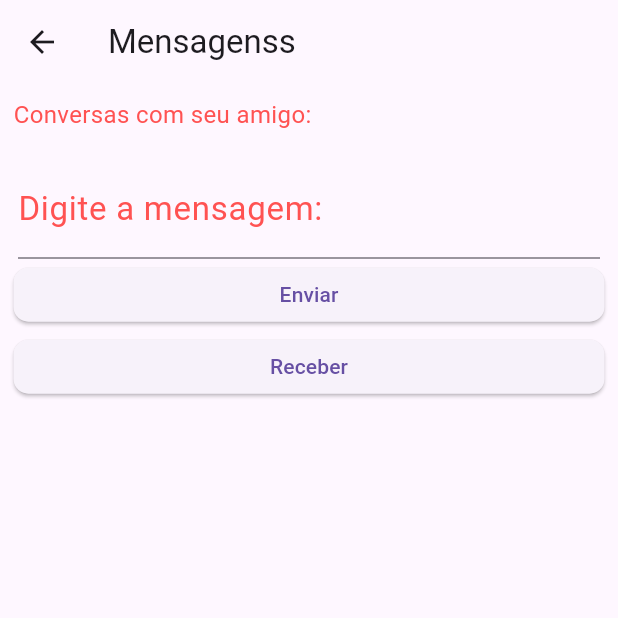
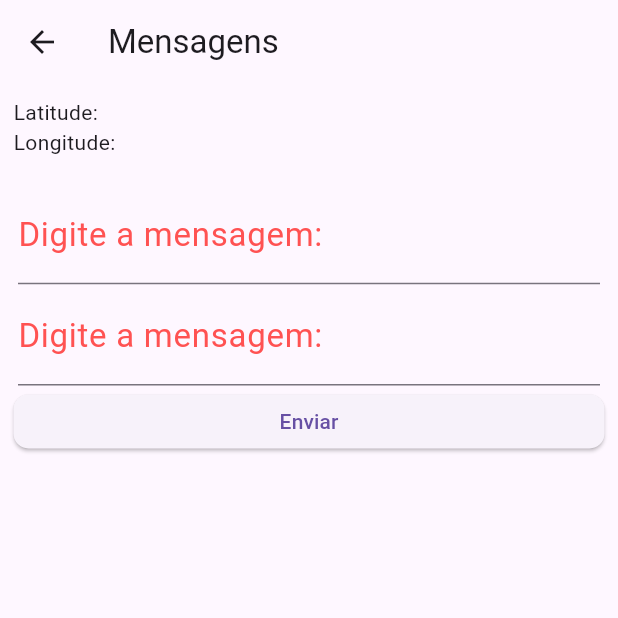
Before and after one commit to faelpower3d/Flutter-GPS, a Flutter app: the screen it shows after launch, after a tap on "Conversar", on a phone screen of 412 x 824 dp, the top half of it. Run offline on Flutter 3.47's test engine with Material 3 defaults, Android fonts, the phone set to English and light mode, and no system bars; our stand-ins replace cloud_firestore, firebase_core, geolocator; accounts and stored records are empty.

Commit message:
falta deixar automatico

```diff
--- a/lib/main.dart
+++ b/lib/main.dart
@@ -1,6 +1,6 @@
 import 'package:flutter/material.dart';
+import 'menuFirestore.dart';
 
-import 'menuFirestore.dart';
 
 
 void main() {
--- a/lib/mensagens/messagesFirestore.dart
+++ b/lib/mensagens/messagesFirestore.dart
@@ -1,103 +1,113 @@
+import 'package:flutter/material.dart';
 import 'package:cloud_firestore/cloud_firestore.dart';
 import 'package:firebase_core/firebase_core.dart';
-import 'package:flutter/material.dart';
-import 'package:gps/models/mensagens.dart';
+import 'package:geolocator/geolocator.dart';
 import '../nossowidget/widget_input.dart';
 import '../nossowidget/widget_text_custom.dart';
 import '../nossowidget/widget_button_custom.dart';
+import 'package:gps/models/mensagens.dart';
 
 class MensagensFirestore extends StatefulWidget {
-String user;
-String friend;
-MensagensFirestore(this.user, this.friend);
+  String? lat;
+  String? long;
+  double? latitude;
+  double? longitude;
+
+  MensagensFirestore(this.lat, this.long);
 
   @override
   _MensagensFirestoreState createState() => _MensagensFirestoreState();
 }
 
 class _MensagensFirestoreState extends State<MensagensFirestore> {
-  final _friend= TextEditingController();
-  final _user = TextEditingController();
-  final _msg = TextEditingController();
-  final _qtdmsg = TextEditingController();
+  final _lat = TextEditingController();
+  final _long = TextEditingController();
   List _resultsList = [];
 
-  Future <void> inicializarFirebase() async {
+  Future<void> inicializarFirebase() async {
     await Firebase.initializeApp();
-    Firebase.initializeApp().whenComplete(() => print("conectado Firebase"));
-    Firebase.initializeApp().whenComplete(() => print("conectado Firebase"));
-    Firebase.initializeApp().whenComplete(() => print("conectado Firebase"));
-    Firebase.initializeApp().whenComplete(() => print("conectado Firebase"));
-    Firebase.initializeApp().whenComplete(() => print("conectado Firebase"));
+    print("Conectado ao Firebase");
+  }
+
+  @override
+  void initState() {
+    super.initState();
+    // Carregar a posição atual quando o widget for inicializado
+    posicaoAtual();
   }
 
   @override
   Widget build(BuildContext context) {
     inicializarFirebase();
-    _user.text=widget.user.toString();
-    _friend.text=widget.friend.toString();
+    _lat.text = widget.lat ?? ""; // Usar o operador ?? para lidar com valor nulo
+    _long.text = widget.long ?? ""; // Usar o operador ?? para lidar com valor nulo
     return Scaffold(
       appBar: AppBar(
-        title: Text("Mensagenss"),
-
+        title: Text("Mensagens"),
       ),
       body: _body(),
     );
   }
-  _body(){
+
+  Widget _body() {
     return ListView(
       padding: EdgeInsets.all(9),
       children: [
-      TextosCustom("Conversas com seu amigo: "+ _friend.text , 16, Colors.redAccent),
+        Text(widget.latitude != null
+            ? 'Latitude: ${widget.latitude}'
+            : 'Latitude: '),
+        Text(widget.longitude != null
+            ? 'Longitude: ${widget.longitude}'
+            : 'Longitude: '),
         TextosCustom(" ", 12, Colors.black),
-      ContainerInsere(_msg, "","Digite a mensagem:"),
-      BotoesCustom("Enviar", onPressed:() {
+        ContainerInsere(_lat, "", "Digite a mensagem:"),
+        ContainerInsere(_long, "", "Digite a mensagem:"),
+        BotoesCustom("Enviar", onPressed: () {
           _clicksend(context);
-          }
-        ),
-      BotoesCustom("Receber", onPressed: _buscaRegistro)
+        }),
       ],
     );
-
-
   }
 
-
-
-  ContainerInsere(TextEditingController txt, String label, String rotulo)
-  {
+  ContainerInsere(TextEditingController txt, String label, String rotulo) {
     return Container(
       color: Colors.transparent,
       margin: EdgeInsets.only(left: 3, right: 3, bottom: 0, top: 0),
-      child: InputTextos(rotulo, label,controller: txt,),
+      child: InputTextos(rotulo, label, controller: txt),
       alignment: AlignmentDirectional.topStart,
     );
   }
 
+  void _clicksend(BuildContext ctx) async {
+    // Obter a posição atual antes de enviar a mensagem
+    await posicaoAtual();
 
-  void _clicksend(BuildContext ctx) {
-    Mensagens ms = new Mensagens();
-    ms.friend=_friend.text.toString().trim();
-    ms.user=_user.text.toString().trim();
-    ms.msg=_msg.text.toString().trim();
-    ms.dt=DateTime.now();
+    Mensagens ms = Mensagens();
+    ms.dt = DateTime.now();
+    ms.lat = widget.latitude?.toString() ?? ""; // Usar o operador ? para lidar com valor nulo
+    ms.long = widget.longitude?.toString() ?? ""; // Usar o operador ? para lidar com valor nulo
 
-    CollectionReference instaciaColecaoFirebase = FirebaseFirestore.instance.collection("msg");
-    Future<void> addMsg(){
-      return instaciaColecaoFirebase
+    CollectionReference instanciaColecaoFirebase =
+    FirebaseFirestore.instance.collection("msg");
+    try {
+      await instanciaColecaoFirebase
           .doc(ms.dt.toString().trim())
-          .set(ms.toJson())
-          .then((value)=> print("Mensagem Adicionadaaaaaaaaa"))
-          .catchError((onError) => print("Erro ao gravar no banco $onError"));
-
+          .set(ms.toJson());
+      print("Mensagem Adicionada");
+    } catch (e) {
+      print("Erro ao gravar no banco: $e");
     }
-    addMsg();
   }
 
-
-
-
-
-  void _buscaRegistro() {
+  Future<void> posicaoAtual() async {
+    try {
+      Position p = await Geolocator.getCurrentPosition();
+      setState(() {
+        widget.latitude = p.latitude;
+        widget.longitude = p.longitude;
+      });
+    } catch (e) {
+      print("Erro ao obter posição: $e");
     }
   }
+}
--- a/lib/menuFirestore.dart
+++ b/lib/menuFirestore.dart
@@ -1,8 +1,7 @@
-import 'dart:async'; // Importe a biblioteca dart:async para utilizar Timer
+import 'dart:async';
 
 import 'package:flutter/material.dart';
 import 'package:geolocator/geolocator.dart';
-import 'mensagens/messageList.dart';
 import 'mensagens/messagesFirestore.dart';
 import 'nossowidget/widget_button_custom.dart';
 import 'nossowidget/widget_input.dart';
@@ -37,7 +36,6 @@ class _MenuFirestoreState extends State<MenuFirestore> {
 
   @override
   void dispose() {
-    // Certifique-se de cancelar o Timer ao descartar o widget
     _timer.cancel();
     super.dispose();
   }
@@ -48,24 +46,12 @@ class _MenuFirestoreState extends State<MenuFirestore> {
       appBar: AppBar(
         title: Text("Escolha a opção"),
         actions: [
-          IconButton(
-            onPressed: () {
-              _saveUserSmartphone(context);
-            },
-            icon: Icon(Icons.person),
-          ),
           Text(widget.latitude != null
               ? 'latitude => ${widget.latitude}'
               : 'Latitude : '),
           Text(widget.longitude != null
               ? 'longitude => ${widget.longitude}'
               : 'Longitude : '),
-          IconButton(
-            onPressed: () {
-              _saveFriendSmartphone(context);
-            },
-            icon: Icon(Icons.supervised_user_circle),
-          )
         ],
       ),
       body: _menu(context),
@@ -83,12 +69,9 @@ class _MenuFirestoreState extends State<MenuFirestore> {
             _bdFirestore(ctx, MensagensFirestore(_myuser.text.toString(), _myFriend.text.toString()));
           }),
           TextosCustom("Seu usuário:", 18, Colors.black),
-          ContainerInsere(_myuser, ""),
           TextosCustom("Com quem você quer conversar?", 18, Colors.black),
           ContainerInsere(_myFriend, ""),
-          BotoesCustom("Histórico de mensagens", onPressed: () {
-            _HistoricoFirestore(ctx, MessageList(_myuser.text.toString(), _myFriend.text.toString()));
-          }),
+
         ],
       ),
     );
@@ -109,16 +92,6 @@ class _MenuFirestoreState extends State<MenuFirestore> {
     }));
   }
 
-  void _HistoricoFirestore(BuildContext ctx, MessageList page) {
-    Navigator.push(ctx, MaterialPageRoute(builder: (BuildContext context) {
-      return page;
-    }));
-  }
-
-  void _saveUserSmartphone(BuildContext context) {}
-
-  void _saveFriendSmartphone(BuildContext context) {}
-
   void posicaoAtual() async {
     Position p = await Geolocator.getCurrentPosition();
     setState(() {
--- a/lib/models/mensagens.dart
+++ b/lib/models/mensagens.dart
@@ -1,24 +1,19 @@
+import 'dart:math';
+
 import 'package:cloud_firestore/cloud_firestore.dart';
 import 'package:flutter/material.dart';
 
 class Mensagens {
-  String user = "";
-  String friend = "";
-  String msg = "";
+  String lat = "";
+  String long = "";
+
   DateTime dt = DateTime.now();
 
   Mensagens();
 
   Map<String, dynamic> toJson() =>{
-        'user': user,
-        'friend': friend,
-        'msg': msg,
+        'cordenada': '$lat,$long',
         'dt': dt
       };
 
-  Mensagens.fromSnapshot(DocumentSnapshot snapshot):
-        user=snapshot['user'],
-        friend = snapshot['friend'],
-        msg = snapshot['msg'],
-        dt=snapshot['dt'].toDate();
 }
```
Also changed, not shown: lib/mensagens/messageList.dart (deleted, +0 -49 lines), 1 other file. Lines whose indentation alone changed are shown as unchanged.
